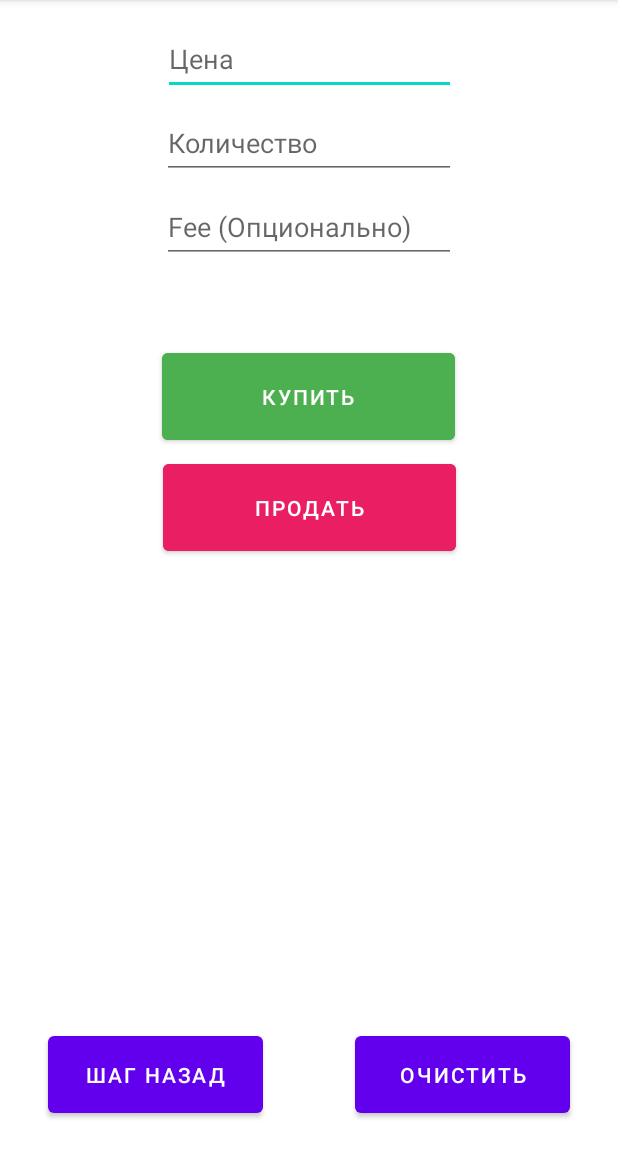
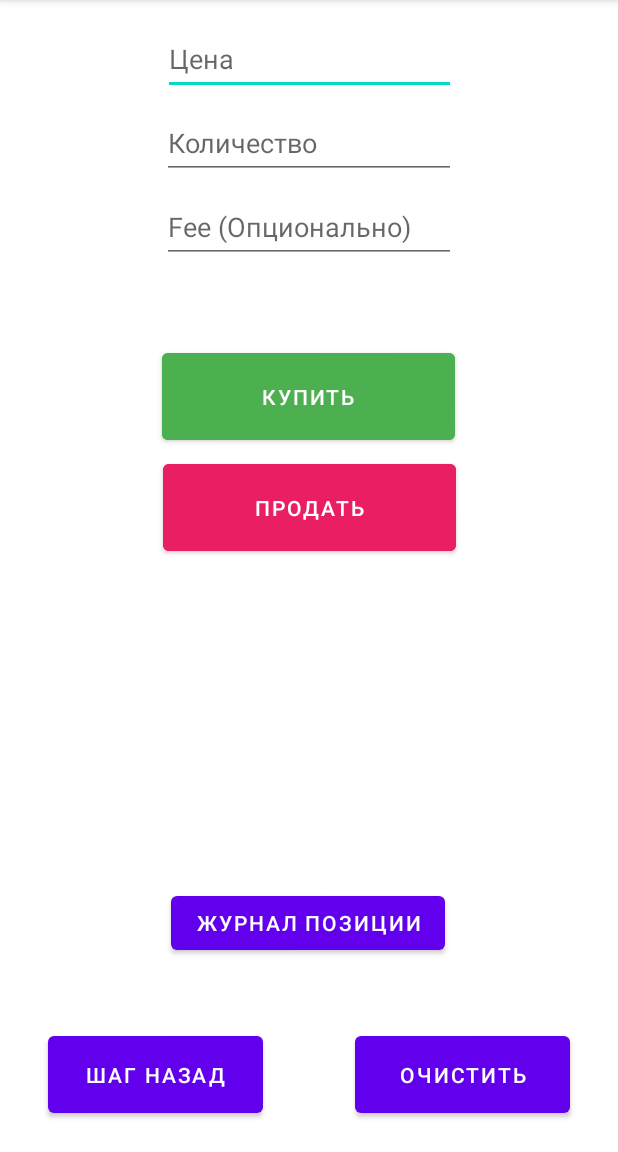
Before and after one commit to eatmore2004/SpotCalculator, an Android app: the screen it shows after launch (MainActivity), on a phone screen of 412 x 824 dp, the part 84-1236 px from its top. Run offline under Robolectric (Android 15) with nearby library versions, the phone set to English and light mode, and no system bars.

Commit message:
Added history of trades

```diff
--- a/app/build.gradle
+++ b/app/build.gradle
@@ -26,6 +26,9 @@ android {
         sourceCompatibility JavaVersion.VERSION_1_8
         targetCompatibility JavaVersion.VERSION_1_8
     }
+    buildFeatures {
+        viewBinding true
+    }
 }
 
 dependencies {
--- a/app/src/main/AndroidManifest.xml
+++ b/app/src/main/AndroidManifest.xml
@@ -12,6 +12,9 @@
         android:theme="@style/Theme.PositionCalculator"
         tools:targetApi="31">
         <activity
+            android:name=".Logs"
+            android:exported="false" />
+        <activity
             android:name=".MainActivity"
             android:exported="true">
             <intent-filter>
--- a/app/src/main/java/com/example/positioncalculator/Direction.java
+++ b/app/src/main/java/com/example/positioncalculator/Direction.java
@@ -2,5 +2,6 @@ package com.example.positioncalculator;
 
 public enum Direction {
     BUY,
-    SELL
+    SELL,
+    NONE
 }
--- a/app/src/main/java/com/example/positioncalculator/MainActivity.java
+++ b/app/src/main/java/com/example/positioncalculator/MainActivity.java
@@ -1,8 +1,10 @@
 package com.example.positioncalculator;
 
+import androidx.annotation.NonNull;
 import androidx.appcompat.app.AppCompatActivity;
 
 import android.annotation.SuppressLint;
+import android.content.Intent;
 import android.os.Bundle;
 import android.view.View;
 import android.widget.Button;
@@ -18,12 +20,13 @@ public class MainActivity extends AppCompatActivity {
     public Button sell_button;
     public Button clr_button;
     public Button back_button;
+    public Button journal_button;
     public EditText price_edit;
     public EditText amount_edit;
     public EditText fee_edit;
     public TextView message_box;
 
-    public Manager manager = new Manager();
+    public static Manager manager = new Manager();
 
 
     @SuppressLint("MissingInflatedId")
@@ -36,6 +39,7 @@ public class MainActivity extends AppCompatActivity {
         this.sell_button = findViewById(R.id.sell_btn);
         this.clr_button = findViewById(R.id.clear_btn);
         this.back_button = findViewById(R.id.back_btn);
+        this.journal_button = findViewById(R.id.journal_btn);
 
         this.price_edit = findViewById(R.id.price_edt);
         this.amount_edit = findViewById(R.id.amount_edt);
@@ -81,7 +85,14 @@ public class MainActivity extends AppCompatActivity {
                 ClearEdits();
                 Order last_order = manager.stepBack();
                 price_edit.setText(String.format(Locale.US,"%.2f",last_order.getPrice()));
-                amount_edit.setText(String.format(Locale.US,"%.2f",last_order.getAmount()));
+                amount_edit.setText(String.format(Locale.US,"%.6f",last_order.getAmount()));
+            }
+        });
+        journal_button.setOnClickListener(new View.OnClickListener() {
+            @Override
+            public void onClick(View view) {
+                Intent intent = new Intent(MainActivity.this,Logs.class);
+                startActivity(intent);
             }
         });
     }
@@ -94,6 +105,7 @@ public class MainActivity extends AppCompatActivity {
     }
 
     private Order getOrder(){
+
         double price, amount, fee = 0;
         String price_text = price_edit.getText().toString();
         String amount_text = amount_edit.getText().toString();
@@ -115,4 +127,5 @@ public class MainActivity extends AppCompatActivity {
 
         return null;
     }
+
 }
--- a/app/src/main/res/layout/activity_main.xml
+++ b/app/src/main/res/layout/activity_main.xml
@@ -115,4 +115,17 @@
         app:layout_constraintBottom_toBottomOf="parent"
         app:layout_constraintStart_toStartOf="parent" />
 
+    <Button
+        android:id="@+id/journal_btn"
+        android:layout_width="0dp"
+        android:layout_height="wrap_content"
+        android:layout_marginStart="114dp"
+        android:layout_marginTop="28dp"
+        android:layout_marginEnd="115dp"
+        android:text="Журнал Позиции"
+        app:layout_constraintEnd_toEndOf="parent"
+        app:layout_constraintHorizontal_bias="0.0"
+        app:layout_constraintStart_toStartOf="parent"
+        app:layout_constraintTop_toBottomOf="@+id/message" />
+
 </androidx.constraintlayout.widget.ConstraintLayout>
--- a/app/src/main/res/values-night/themes.xml
+++ b/app/src/main/res/values-night/themes.xml
@@ -13,4 +13,9 @@
         <item name="android:statusBarColor">?attr/colorPrimaryVariant</item>
         <!-- Customize your theme here. -->
     </style>
+
+    <style name="ThemeOverlay.PositionCalculator.FullscreenContainer" parent="">
+        <item name="fullscreenBackgroundColor">@color/light_blue_900</item>
+        <item name="fullscreenTextColor">@color/light_blue_A400</item>
+    </style>
 </resources>
--- /dev/null
+++ b/app/src/main/res/values/attrs.xml
@@ -0,0 +1,6 @@
+<resources>
+    <declare-styleable name="FullscreenAttrs">
+        <attr name="fullscreenBackgroundColor" format="color" />
+        <attr name="fullscreenTextColor" format="color" />
+    </declare-styleable>
+</resources>
--- a/app/src/main/res/values/colors.xml
+++ b/app/src/main/res/values/colors.xml
@@ -7,4 +7,9 @@
     <color name="teal_700">#FF018786</color>
     <color name="black">#FF000000</color>
     <color name="white">#FFFFFFFF</color>
+    <color name="light_blue_600">#FF039BE5</color>
+    <color name="light_blue_900">#FF01579B</color>
+    <color name="light_blue_A200">#FF40C4FF</color>
+    <color name="light_blue_A400">#FF00B0FF</color>
+    <color name="black_overlay">#66000000</color>
 </resources>
--- a/app/src/main/res/values/strings.xml
+++ b/app/src/main/res/values/strings.xml
@@ -1,3 +1,6 @@
 <resources>
     <string name="app_name">Calculator</string>
+    <string name="title_activity_logs">Logs</string>
+    <string name="dummy_button">Dummy Button</string>
+    <string name="dummy_content">DUMMY\nCONTENT</string>
 </resources>
```
Also changed, not shown: app/src/main/java/com/example/positioncalculator/Logs.java (added, +56 -0 lines), app/src/main/java/com/example/positioncalculator/Manager.java (+30 -0 lines), app/src/main/res/layout/activity_logs.xml (added, +43 -0 lines), app/src/main/res/values/styles.xml (added, +11 -0 lines), app/src/main/res/values/themes.xml (+13 -0 lines).
